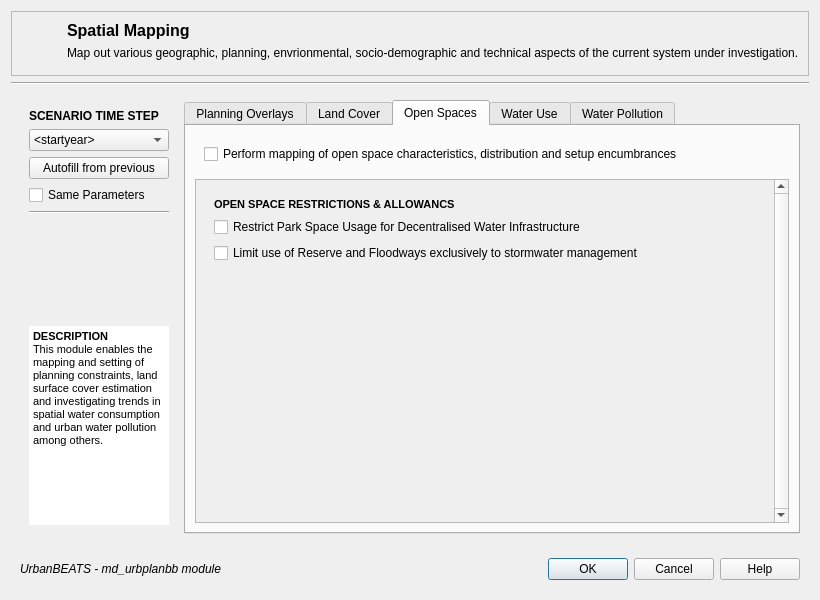
Qt form gui/md_spatialmapping.ui (petermbach/urbanbeats-pss) before a commit.
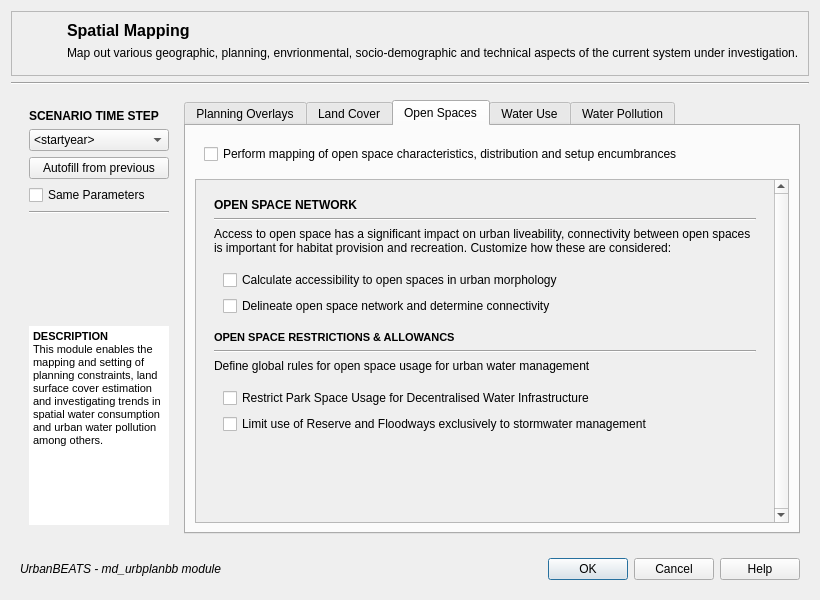
The same form after that commit. The open tabs and pages were chosen to show the change. Icons and pictures are not drawn.

Commit message: Added all current parameters of the spatial mapping module into the module script. Also made some changes to the GUI, introduce Open Space Connectivity here now instead of in the Block delineation algorithm. Will eventually shift the code over.

```diff
--- a/gui/md_spatialmapping.ui
+++ b/gui/md_spatialmapping.ui
@@ -6,7 +6,7 @@
    <rect>
     <x>0</x>
     <y>0</y>
-    <width>800</width>
+    <width>809</width>
     <height>600</height>
    </rect>
   </property>
@@ -1704,7 +1704,7 @@
               <rect>
                <x>0</x>
                <y>0</y>
-               <width>557</width>
+               <width>566</width>
                <height>352</height>
               </rect>
              </property>
@@ -1714,6 +1714,99 @@
                 <property name="margin">
                  <number>9</number>
                 </property>
+                <item>
+                 <widget class="QLabel" name="osnet_title">
+                  <property name="text">
+                   <string>&lt;html&gt;&lt;head/&gt;&lt;body&gt;&lt;p&gt;&lt;span style=&quot; font-weight:600;&quot;&gt;OPEN SPACE NETWORK&lt;/span&gt;&lt;/p&gt;&lt;/body&gt;&lt;/html&gt;</string>
+                  </property>
+                 </widget>
+                </item>
+                <item>
+                 <widget class="Line" name="div2_3">
+                  <property name="orientation">
+                   <enum>Qt::Horizontal</enum>
+                  </property>
+                 </widget>
+                </item>
+                <item>
+                 <widget class="QLabel" name="osnet_descr">
+                  <property name="whatsThis">
+                   <string>&lt;!DOCTYPE HTML PUBLIC &quot;-//W3C//DTD HTML 4.0//EN&quot; &quot;http://www.w3.org/TR/REC-html40/strict.dtd&quot;&gt;
+&lt;html&gt;&lt;head&gt;&lt;meta name=&quot;qrichtext&quot; content=&quot;1&quot; /&gt;&lt;style type=&quot;text/css&quot;&gt;
+p, li { white-space: pre-wrap; }
+&lt;/style&gt;&lt;/head&gt;&lt;body style=&quot; font-family:'MS Shell Dlg 2'; font-size:8.25pt; font-weight:400; font-style:normal;&quot;&gt;
+&lt;p style=&quot; margin-top:0px; margin-bottom:0px; margin-left:0px; margin-right:0px; -qt-block-indent:0; text-indent:0px;&quot;&gt;&lt;span style=&quot; font-size:8pt;&quot;&gt;How many blocks to consider when determining drainage fluxes (the greater the number, the greater the computational burden).&lt;/span&gt;&lt;/p&gt;&lt;/body&gt;&lt;/html&gt;</string>
+                  </property>
+                  <property name="text">
+                   <string>Access to open space has a significant impact on urban liveability, connectivity between open spaces is important for habitat provision and recreation. Customize how these are considered:</string>
+                  </property>
+                  <property name="wordWrap">
+                   <bool>true</bool>
+                  </property>
+                 </widget>
+                </item>
+                <item>
+                 <widget class="QWidget" name="widget_2" native="true">
+                  <property name="minimumSize">
+                   <size>
+                    <width>0</width>
+                    <height>10</height>
+                   </size>
+                  </property>
+                  <layout class="QVBoxLayout" name="verticalLayout_50">
+                   <item>
+                    <widget class="QCheckBox" name="osnet_accessibility_check">
+                     <property name="toolTip">
+                      <string>&lt;!DOCTYPE HTML PUBLIC &quot;-//W3C//DTD HTML 4.0//EN&quot; &quot;http://www.w3.org/TR/REC-html40/strict.dtd&quot;&gt;
+&lt;html&gt;&lt;head&gt;&lt;meta name=&quot;qrichtext&quot; content=&quot;1&quot; /&gt;&lt;style type=&quot;text/css&quot;&gt;
+p, li { white-space: pre-wrap; }
+&lt;/style&gt;&lt;/head&gt;&lt;body style=&quot; font-family:'MS Shell Dlg 2'; font-size:8.25pt; font-weight:400; font-style:normal;&quot;&gt;
+&lt;p style=&quot; margin-top:0px; margin-bottom:0px; margin-left:0px; margin-right:0px; -qt-block-indent:0; text-indent:0px;&quot;&gt;&lt;span style=&quot; font-size:8pt;&quot;&gt;Check if you want to avoid localised ponds forming in the region. If this is of particular interest because the DEM's accuracy has been assured and the purpose of the simulation is to assess these problem spots, then leave this box unchecked.&lt;/span&gt;&lt;/p&gt;
+&lt;p style=&quot;-qt-paragraph-type:empty; margin-top:0px; margin-bottom:0px; margin-left:0px; margin-right:0px; -qt-block-indent:0; text-indent:0px; font-size:8pt;&quot;&gt;&lt;/p&gt;
+&lt;p style=&quot; margin-top:0px; margin-bottom:0px; margin-left:0px; margin-right:0px; -qt-block-indent:0; text-indent:0px;&quot;&gt;&lt;span style=&quot; font-size:8pt;&quot;&gt;Correction proceeds as follows:&lt;/span&gt;&lt;/p&gt;
+&lt;p style=&quot; margin-top:0px; margin-bottom:0px; margin-left:0px; margin-right:0px; -qt-block-indent:0; text-indent:0px;&quot;&gt;&lt;span style=&quot; font-size:8pt;&quot;&gt;- If cell cannot transfer water downhill, but there is an adjacent cell with identical elevation within tolerance limit, it will transfer the water into this.&lt;/span&gt;&lt;/p&gt;
+&lt;p style=&quot; margin-top:0px; margin-bottom:0px; margin-left:0px; margin-right:0px; -qt-block-indent:0; text-indent:0px;&quot;&gt;&lt;span style=&quot; font-size:8pt;&quot;&gt;- If tolerance limit is not met, cell's water is routed directly to catchment outlet.&lt;/span&gt;&lt;/p&gt;&lt;/body&gt;&lt;/html&gt;</string>
+                     </property>
+                     <property name="whatsThis">
+                      <string>&lt;!DOCTYPE HTML PUBLIC &quot;-//W3C//DTD HTML 4.0//EN&quot; &quot;http://www.w3.org/TR/REC-html40/strict.dtd&quot;&gt;
+&lt;html&gt;&lt;head&gt;&lt;meta name=&quot;qrichtext&quot; content=&quot;1&quot; /&gt;&lt;style type=&quot;text/css&quot;&gt;
+p, li { white-space: pre-wrap; }
+&lt;/style&gt;&lt;/head&gt;&lt;body style=&quot; font-family:'MS Shell Dlg 2'; font-size:8.25pt; font-weight:400; font-style:normal;&quot;&gt;
+&lt;p style=&quot; margin-top:0px; margin-bottom:0px; margin-left:0px; margin-right:0px; -qt-block-indent:0; text-indent:0px;&quot;&gt;&lt;span style=&quot; font-size:8pt;&quot;&gt;Applies a weighted average smoothing filter over the DEM layer. &lt;/span&gt;&lt;/p&gt;&lt;/body&gt;&lt;/html&gt;</string>
+                     </property>
+                     <property name="text">
+                      <string>Calculate accessibility to open spaces in urban morphology</string>
+                     </property>
+                    </widget>
+                   </item>
+                   <item>
+                    <widget class="QCheckBox" name="osnet_spacenet_check">
+                     <property name="toolTip">
+                      <string>&lt;!DOCTYPE HTML PUBLIC &quot;-//W3C//DTD HTML 4.0//EN&quot; &quot;http://www.w3.org/TR/REC-html40/strict.dtd&quot;&gt;
+&lt;html&gt;&lt;head&gt;&lt;meta name=&quot;qrichtext&quot; content=&quot;1&quot; /&gt;&lt;style type=&quot;text/css&quot;&gt;
+p, li { white-space: pre-wrap; }
+&lt;/style&gt;&lt;/head&gt;&lt;body style=&quot; font-family:'MS Shell Dlg 2'; font-size:8.25pt; font-weight:400; font-style:normal;&quot;&gt;
+&lt;p style=&quot; margin-top:0px; margin-bottom:0px; margin-left:0px; margin-right:0px; -qt-block-indent:0; text-indent:0px;&quot;&gt;&lt;span style=&quot; font-size:8pt;&quot;&gt;Check if you want to avoid localised ponds forming in the region. If this is of particular interest because the DEM's accuracy has been assured and the purpose of the simulation is to assess these problem spots, then leave this box unchecked.&lt;/span&gt;&lt;/p&gt;
+&lt;p style=&quot;-qt-paragraph-type:empty; margin-top:0px; margin-bottom:0px; margin-left:0px; margin-right:0px; -qt-block-indent:0; text-indent:0px; font-size:8pt;&quot;&gt;&lt;/p&gt;
+&lt;p style=&quot; margin-top:0px; margin-bottom:0px; margin-left:0px; margin-right:0px; -qt-block-indent:0; text-indent:0px;&quot;&gt;&lt;span style=&quot; font-size:8pt;&quot;&gt;Correction proceeds as follows:&lt;/span&gt;&lt;/p&gt;
+&lt;p style=&quot; margin-top:0px; margin-bottom:0px; margin-left:0px; margin-right:0px; -qt-block-indent:0; text-indent:0px;&quot;&gt;&lt;span style=&quot; font-size:8pt;&quot;&gt;- If cell cannot transfer water downhill, but there is an adjacent cell with identical elevation within tolerance limit, it will transfer the water into this.&lt;/span&gt;&lt;/p&gt;
+&lt;p style=&quot; margin-top:0px; margin-bottom:0px; margin-left:0px; margin-right:0px; -qt-block-indent:0; text-indent:0px;&quot;&gt;&lt;span style=&quot; font-size:8pt;&quot;&gt;- If tolerance limit is not met, cell's water is routed directly to catchment outlet.&lt;/span&gt;&lt;/p&gt;&lt;/body&gt;&lt;/html&gt;</string>
+                     </property>
+                     <property name="whatsThis">
+                      <string>&lt;!DOCTYPE HTML PUBLIC &quot;-//W3C//DTD HTML 4.0//EN&quot; &quot;http://www.w3.org/TR/REC-html40/strict.dtd&quot;&gt;
+&lt;html&gt;&lt;head&gt;&lt;meta name=&quot;qrichtext&quot; content=&quot;1&quot; /&gt;&lt;style type=&quot;text/css&quot;&gt;
+p, li { white-space: pre-wrap; }
+&lt;/style&gt;&lt;/head&gt;&lt;body style=&quot; font-family:'MS Shell Dlg 2'; font-size:8.25pt; font-weight:400; font-style:normal;&quot;&gt;
+&lt;p style=&quot; margin-top:0px; margin-bottom:0px; margin-left:0px; margin-right:0px; -qt-block-indent:0; text-indent:0px;&quot;&gt;&lt;span style=&quot; font-size:8pt;&quot;&gt;Applies a weighted average smoothing filter over the DEM layer. &lt;/span&gt;&lt;/p&gt;&lt;/body&gt;&lt;/html&gt;</string>
+                     </property>
+                     <property name="text">
+                      <string>Delineate open space network and determine connectivity</string>
+                     </property>
+                    </widget>
+                   </item>
+                  </layout>
+                 </widget>
+                </item>
                 <item>
                  <widget class="QLabel" name="label_17">
                   <property name="sizePolicy">
@@ -1744,17 +1837,53 @@
                  </widget>
                 </item>
                 <item>
-                 <widget class="QCheckBox" name="pg_usable_prohibit_2">
-                  <property name="text">
-                   <string>Restrict Park Space Usage for Decentralised Water Infrastructure</string>
+                 <widget class="Line" name="div2_4">
+                  <property name="orientation">
+                   <enum>Qt::Horizontal</enum>
                   </property>
                  </widget>
                 </item>
                 <item>
-                 <widget class="QCheckBox" name="ref_limit_check_2">
+                 <widget class="QLabel" name="osnet_descr_2">
+                  <property name="whatsThis">
+                   <string>&lt;!DOCTYPE HTML PUBLIC &quot;-//W3C//DTD HTML 4.0//EN&quot; &quot;http://www.w3.org/TR/REC-html40/strict.dtd&quot;&gt;
+&lt;html&gt;&lt;head&gt;&lt;meta name=&quot;qrichtext&quot; content=&quot;1&quot; /&gt;&lt;style type=&quot;text/css&quot;&gt;
+p, li { white-space: pre-wrap; }
+&lt;/style&gt;&lt;/head&gt;&lt;body style=&quot; font-family:'MS Shell Dlg 2'; font-size:8.25pt; font-weight:400; font-style:normal;&quot;&gt;
+&lt;p style=&quot; margin-top:0px; margin-bottom:0px; margin-left:0px; margin-right:0px; -qt-block-indent:0; text-indent:0px;&quot;&gt;&lt;span style=&quot; font-size:8pt;&quot;&gt;How many blocks to consider when determining drainage fluxes (the greater the number, the greater the computational burden).&lt;/span&gt;&lt;/p&gt;&lt;/body&gt;&lt;/html&gt;</string>
+                  </property>
                   <property name="text">
-                   <string>Limit use of Reserve and Floodways exclusively to stormwater management</string>
+                   <string>Define global rules for open space usage for urban water management</string>
                   </property>
+                  <property name="wordWrap">
+                   <bool>true</bool>
+                  </property>
+                 </widget>
+                </item>
+                <item>
+                 <widget class="QWidget" name="widget_3" native="true">
+                  <property name="minimumSize">
+                   <size>
+                    <width>0</width>
+                    <height>10</height>
+                   </size>
+                  </property>
+                  <layout class="QVBoxLayout" name="verticalLayout_51">
+                   <item>
+                    <widget class="QCheckBox" name="pg_usable_prohibit_2">
+                     <property name="text">
+                      <string>Restrict Park Space Usage for Decentralised Water Infrastructure</string>
+                     </property>
+                    </widget>
+                   </item>
+                   <item>
+                    <widget class="QCheckBox" name="ref_limit_check_2">
+                     <property name="text">
+                      <string>Limit use of Reserve and Floodways exclusively to stormwater management</string>
+                     </property>
+                    </widget>
+                   </item>
+                  </layout>
                  </widget>
                 </item>
                </layout>
```
Left out of the diff: 23 changed lines with no effect on the pictures. The commit also changes 3 other files.
